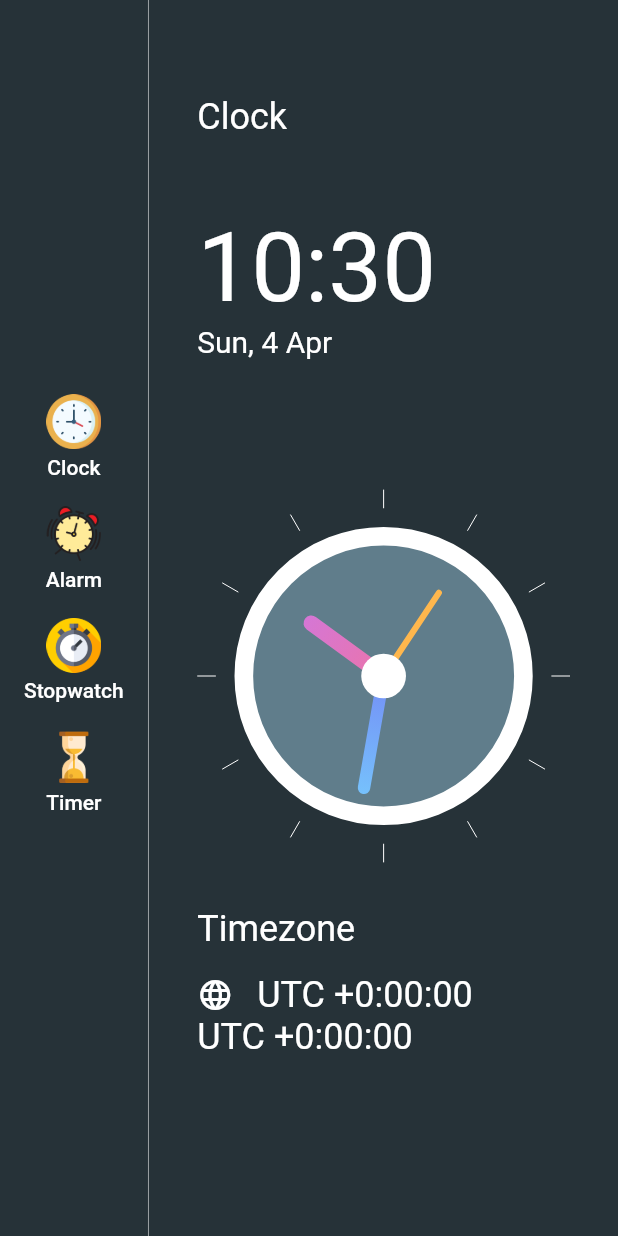
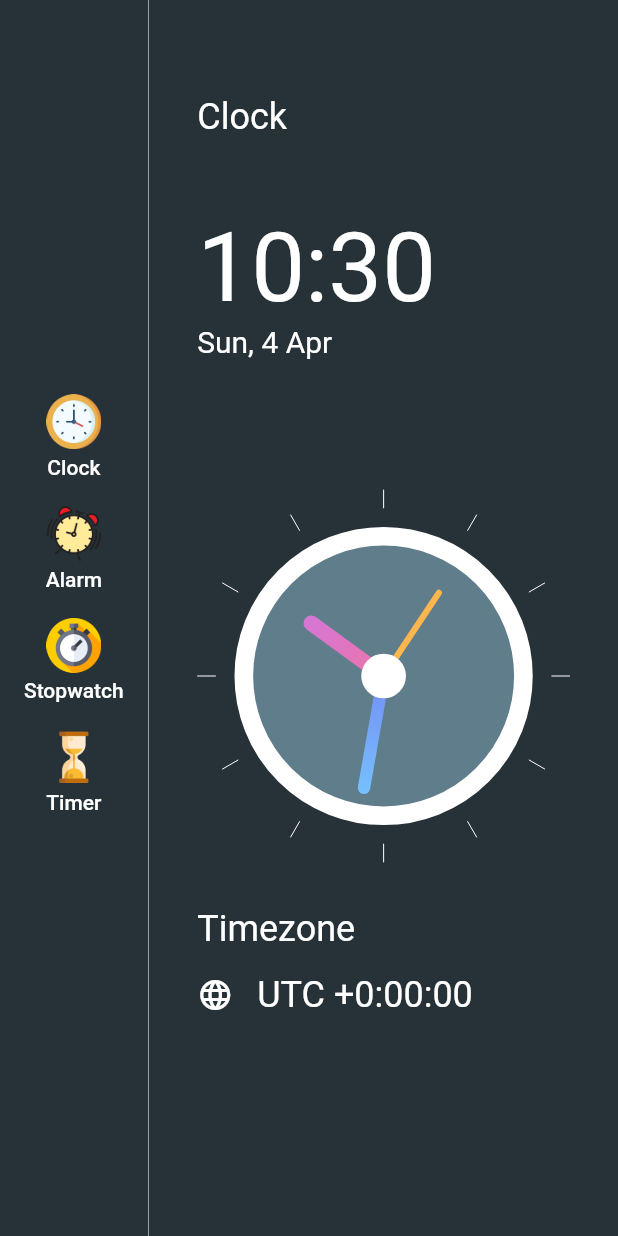
Before and after one commit to m-tanik/flutter-clock, a Flutter app: the screen it shows after launch, on a phone screen of 412 x 824 dp. Run offline on Flutter 3.47's test engine with Material 2 defaults, Android fonts, the phone set to English and light mode, and no system bars.

Commit message:
removed text after text

```diff
--- a/lib/homepage.dart
+++ b/lib/homepage.dart
@@ -109,10 +109,10 @@ class _HomePageState extends State<HomePage> {
                             ),
                           ],
                         ),
-                        Text(
-                          'UTC ' + offsetSign + timezoneString,
-                          style: TextStyle(color: Colors.white, fontSize: 24.0),
-                        ),
+                        // Text(
+                        //   'UTC ' + offsetSign + timezoneString,
+                        //   style: TextStyle(color: Colors.white, fontSize: 24.0),
+                        // ),
                       ],
                     ),
                   ),
```
